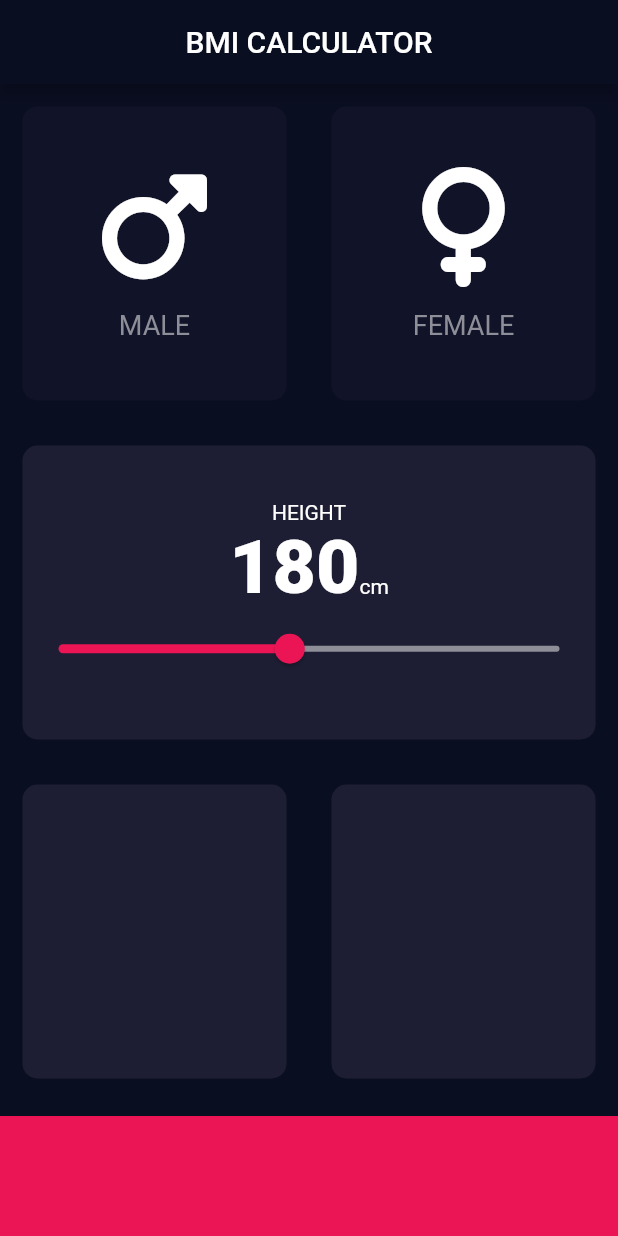
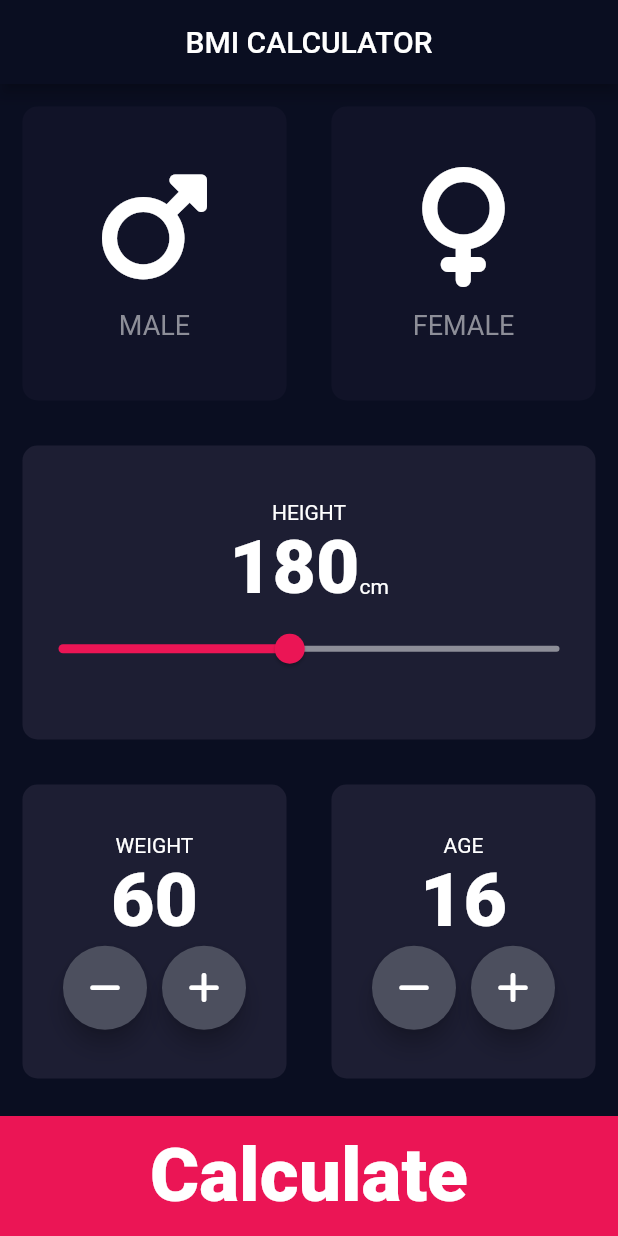
Before and after one commit to Hallcoder/bmi, a Flutter app: the screen it shows after launch, on a phone screen of 412 x 824 dp. Run offline on Flutter 3.47's test engine with Material 2 defaults, Android fonts, the phone set to English and light mode, and no system bars; our stand-ins replace font_awesome_flutter.

Commit message:
finished page 1 design by incorporatinating the build widget method

```diff
--- a/lib/input_page.dart
+++ b/lib/input_page.dart
@@ -16,6 +16,8 @@ class InputPage extends StatefulWidget {
 class InputPageState extends State<InputPage> {
   late Genders selectedGender = Genders.none;
   int height = 180;
+  int weight = 60;
+  int age = 16;
   @override
   Widget build(BuildContext context) {
     return Scaffold(
@@ -82,12 +84,13 @@ class InputPageState extends State<InputPage> {
                     ],
                   ),
                   Slider(
+                    //use sliderTheme as a parent to customize the slider's look
                     value: height.toDouble(),
                     activeColor: const Color(0xffeb1555),
                     inactiveColor: const Color(0xff8d8e98),
-                    min:120.0,
-                    max:250.0,
-                    onChanged: (double newValue){
+                    min: 120.0,
+                    max: 250.0,
+                    onChanged: (double newValue) {
                       setState(() {
                         height = newValue.toInt();
                       });
@@ -99,15 +102,18 @@ class InputPageState extends State<InputPage> {
           ),
           Expanded(
             child: Row(
-              children: const [
+              mainAxisAlignment: MainAxisAlignment.center,
+              children: [
                 Expanded(
                   child: ReusableCard(
                     colour: kActiveColor,
+                    cardChild: buildColumn('WEIGHT',weight),
                   ),
                 ),
-                Expanded(
+                 Expanded(
                   child: ReusableCard(
                     colour: kActiveColor,
+                    cardChild: buildColumn('AGE',age),
                   ),
                 ),
               ],
@@ -118,9 +124,66 @@ class InputPageState extends State<InputPage> {
             margin: const EdgeInsets.only(top: 10.0),
             width: double.infinity,
             height: kBottomContainerHeight,
+            child: const Center(child: Text('Calculate', style: kNumberStyle)),
           ),
         ],
       ),
     );
   }
+  Column buildColumn(String label,int value) {
+    return Column(
+                    mainAxisAlignment: MainAxisAlignment.center,
+                    children: [
+                      Text(label),
+                      Text(
+                        '$value',
+                        style: kNumberStyle,
+                      ),
+                      Row(
+                        mainAxisAlignment: MainAxisAlignment.center,
+                        children:  [
+                          RoundIconButton(
+                            child: const Icon(FontAwesomeIcons.minus),
+                            onPress:(){
+                              setState(() {
+                                value == weight ? weight--:age--;
+                              });
+                            }
+                          ),
+                          const SizedBox(
+                            width: 10.0,
+                          ),
+                          RoundIconButton(
+                            child: const Icon(FontAwesomeIcons.plus),
+                              onPress:(){
+                                setState(() {
+                                  value == weight ? weight++:age++;
+                                });
+                              }
+                          )
+                        ],
+                      )
+                    ],
+                  );
+  }
 }
+
+class RoundIconButton extends StatelessWidget {
+  const RoundIconButton({Key? key, required this.child, required this.onPress}) : super(key: key);
+  final Widget child;
+  final void Function() onPress;
+  @override
+  Widget build(BuildContext context) {
+    return RawMaterialButton(
+      child: child,
+      textStyle: const TextStyle(
+        color: Colors.white,
+      ),
+      elevation: 6.0,
+      constraints: const BoxConstraints.tightFor(width: 56.0, height: 56.0),
+      onPressed:onPress,
+      shape: const CircleBorder(),
+      fillColor: const Color(0xff4c4f5e),
+    );
+  }
+}
```
